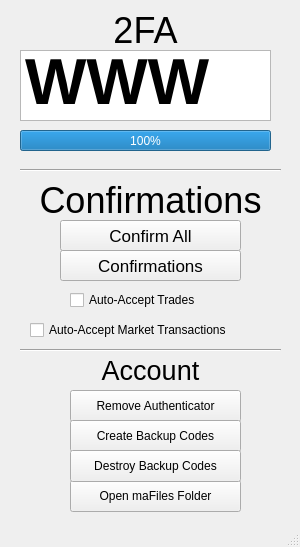
Qt form PySteamAuth/UIs/MainWindow.ui (PMArkive/PySteamAuth) before a commit.
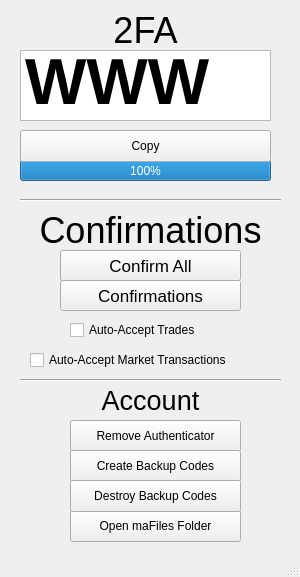
The same form after that commit.

Commit message: V2 Beta - Major overhauls, New conf Dialog (fixes #1)

The edit to the form file:
```diff
--- a/PySteamAuth/UIs/MainWindow.ui
+++ b/PySteamAuth/UIs/MainWindow.ui
@@ -7,7 +7,7 @@
     <x>0</x>
     <y>0</y>
     <width>300</width>
-    <height>547</height>
+    <height>577</height>
    </rect>
   </property>
   <property name="windowTitle">
@@ -103,7 +103,7 @@
     <property name="geometry">
      <rect>
       <x>20</x>
-      <y>340</y>
+      <y>370</y>
       <width>261</width>
       <height>20</height>
      </rect>
@@ -116,7 +116,7 @@
     <property name="geometry">
      <rect>
       <x>20</x>
-      <y>180</y>
+      <y>210</y>
       <width>261</width>
       <height>41</height>
      </rect>
@@ -137,7 +137,7 @@
     <property name="geometry">
      <rect>
       <x>60</x>
-      <y>220</y>
+      <y>250</y>
       <width>181</width>
       <height>31</height>
      </rect>
@@ -155,7 +155,7 @@
     <property name="geometry">
      <rect>
       <x>70</x>
-      <y>390</y>
+      <y>420</y>
       <width>171</width>
       <height>32</height>
      </rect>
@@ -168,7 +168,7 @@
     <property name="geometry">
      <rect>
       <x>70</x>
-      <y>480</y>
+      <y>510</y>
       <width>171</width>
       <height>32</height>
      </rect>
@@ -181,7 +181,7 @@
     <property name="geometry">
      <rect>
       <x>20</x>
-      <y>350</y>
+      <y>380</y>
       <width>261</width>
       <height>41</height>
      </rect>
@@ -202,7 +202,7 @@
     <property name="geometry">
      <rect>
       <x>70</x>
-      <y>420</y>
+      <y>450</y>
       <width>171</width>
       <height>32</height>
      </rect>
@@ -215,38 +215,38 @@
     <property name="geometry">
      <rect>
       <x>20</x>
+      <y>190</y>
+      <width>261</width>
+      <height>20</height>
+     </rect>
+    </property>
+    <property name="orientation">
+     <enum>Qt::Horizontal</enum>
+    </property>
+   </widget>
+   <widget class="QPushButton" name="confListButton">
+    <property name="geometry">
+     <rect>
+      <x>60</x>
+      <y>280</y>
+      <width>181</width>
+      <height>31</height>
+     </rect>
+    </property>
+    <property name="font">
+     <font>
+      <pointsize>13</pointsize>
+     </font>
+    </property>
+    <property name="text">
+     <string>Confirmations</string>
+    </property>
+   </widget>
+   <widget class="QProgressBar" name="codeTimeBar">
+    <property name="geometry">
+     <rect>
+      <x>20</x>
       <y>160</y>
-      <width>261</width>
-      <height>20</height>
-     </rect>
-    </property>
-    <property name="orientation">
-     <enum>Qt::Horizontal</enum>
-    </property>
-   </widget>
-   <widget class="QPushButton" name="pushButton_2">
-    <property name="geometry">
-     <rect>
-      <x>60</x>
-      <y>250</y>
-      <width>181</width>
-      <height>31</height>
-     </rect>
-    </property>
-    <property name="font">
-     <font>
-      <pointsize>13</pointsize>
-     </font>
-    </property>
-    <property name="text">
-     <string>Confirmations</string>
-    </property>
-   </widget>
-   <widget class="QProgressBar" name="progressBar">
-    <property name="geometry">
-     <rect>
-      <x>20</x>
-      <y>130</y>
       <width>251</width>
       <height>21</height>
      </rect>
@@ -262,7 +262,7 @@
     <property name="geometry">
      <rect>
       <x>70</x>
-      <y>290</y>
+      <y>320</y>
       <width>151</width>
       <height>20</height>
      </rect>
@@ -275,7 +275,7 @@
     <property name="geometry">
      <rect>
       <x>30</x>
-      <y>320</y>
+      <y>350</y>
       <width>231</width>
       <height>20</height>
      </rect>
@@ -288,7 +288,7 @@
     <property name="geometry">
      <rect>
       <x>70</x>
-      <y>450</y>
+      <y>480</y>
       <width>171</width>
       <height>32</height>
      </rect>
@@ -297,6 +297,19 @@
      <string>Destroy Backup Codes</string>
     </property>
    </widget>
+   <widget class="QPushButton" name="copyButton">
+    <property name="geometry">
+     <rect>
+      <x>20</x>
+      <y>130</y>
+      <width>251</width>
+      <height>32</height>
+     </rect>
+    </property>
+    <property name="text">
+     <string>Copy</string>
+    </property>
+   </widget>
   </widget>
   <widget class="QStatusBar" name="statusbar"/>
  </widget>
```
Left out of the diff: 22 changed lines with no effect on the pictures. The commit also changes 25 other files.
